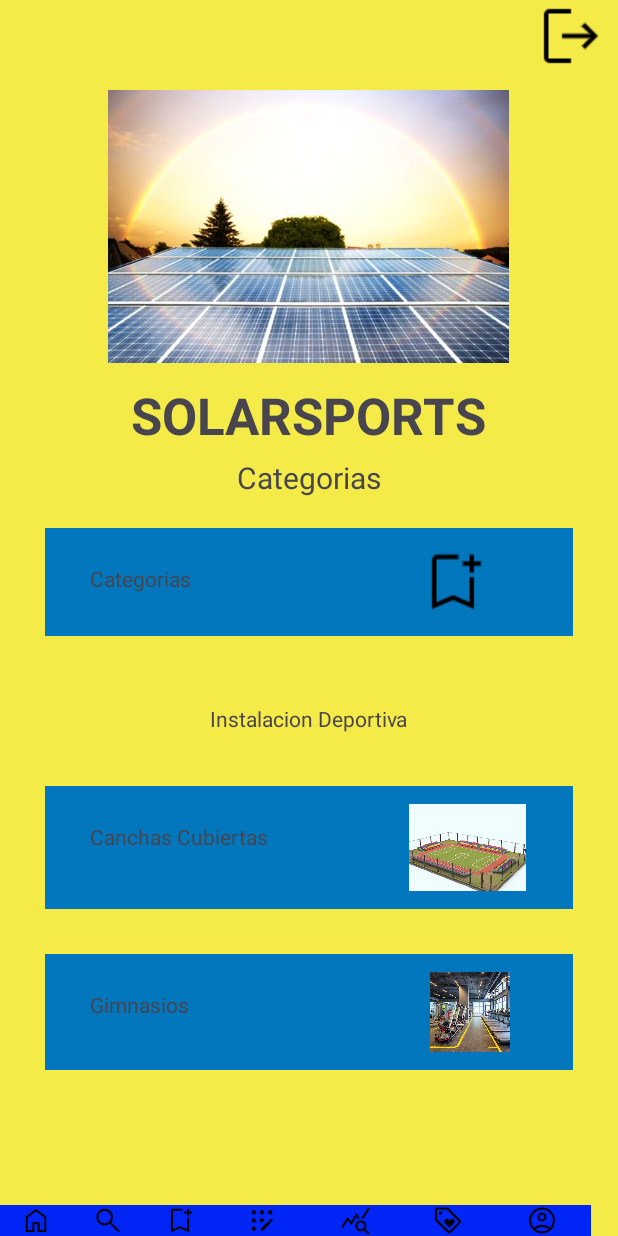
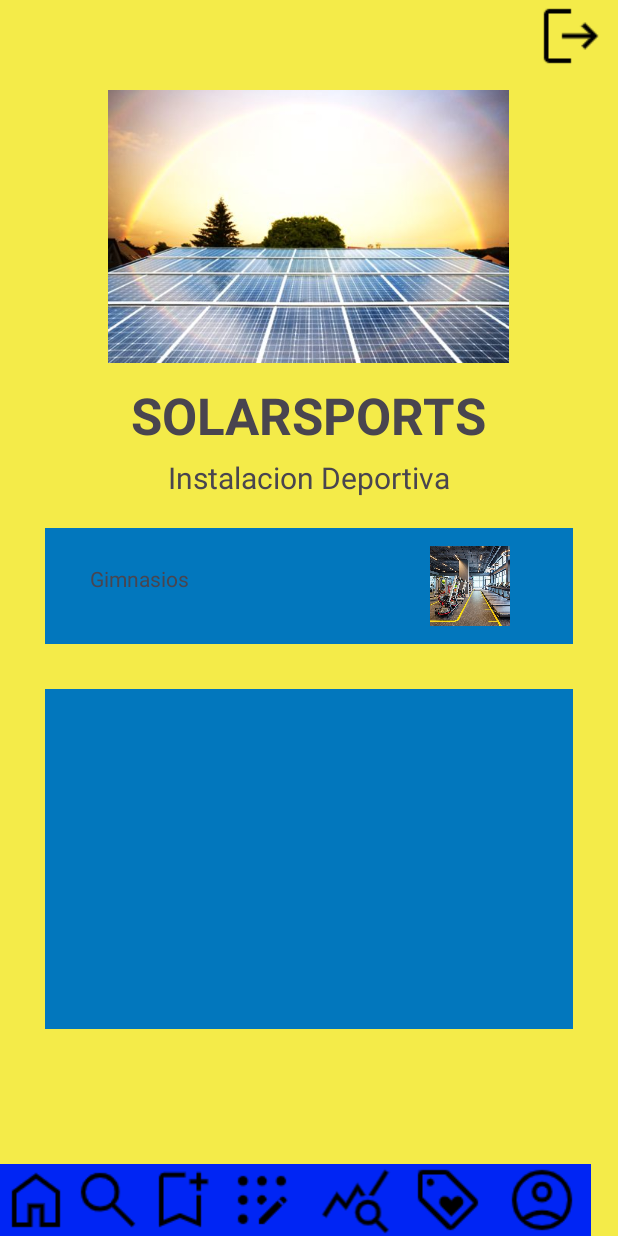
Before and after one commit to victormican/SolarSports, an Android app: the Categoria_GimnasiosActivity screen opened directly, with no data from a screen before it, on a phone screen of 412 x 824 dp. Run offline under Robolectric (Android 15) with nearby library versions, the light colour scheme and no system bars.

Commit message:
Version 1.0.8 Instalacion Deportiva

```diff
--- a/app/src/main/res/layout/activity_categoria_gimnasios.xml
+++ b/app/src/main/res/layout/activity_categoria_gimnasios.xml
@@ -47,83 +47,8 @@
         android:layout_width="wrap_content"
         android:layout_height="wrap_content"
         android:paddingBottom="10dp"
-        android:text="Categorias"
+        android:text="Instalacion Deportiva"
         android:textSize="20sp" />
-
-    <LinearLayout
-        android:layout_width="wrap_content"
-        android:layout_height="wrap_content"
-        android:layout_gravity="bottom"
-        android:layout_marginStart="30dp"
-        android:layout_marginTop="10dp"
-        android:layout_marginEnd="30dp"
-        android:layout_marginBottom="20dp"
-        android:layout_weight="0"
-        android:background="#0277BD"
-        android:backgroundTintMode="add"
-        android:orientation="horizontal"
-        android:paddingLeft="30dp"
-        android:paddingTop="12dp"
-        android:paddingBottom="12dp">
-
-        <TextView
-            android:id="@+id/textViewCategory2"
-            android:layout_width="186dp"
-            android:layout_height="wrap_content"
-            android:layout_weight="1"
-            android:paddingTop="12dp"
-            android:paddingBottom="12dp"
-            android:text="Categorias" />
-
-        <ImageView
-            android:id="@+id/imageViewCategory"
-            android:layout_width="184dp"
-            android:layout_height="wrap_content"
-            android:layout_weight="1"
-            app:srcCompat="@drawable/bookmark_add_fill0_wght400_grad0_opsz48" />
-
-    </LinearLayout>
-
-    <TextView
-        android:id="@+id/textView"
-        android:layout_width="wrap_content"
-        android:layout_height="wrap_content"
-        android:padding="25dp"
-        android:text="Instalacion Deportiva" />
-
-    <LinearLayout
-        android:layout_width="wrap_content"
-        android:layout_height="wrap_content"
-        android:layout_gravity="bottom"
-        android:layout_marginStart="30dp"
-        android:layout_marginTop="10dp"
-        android:layout_marginEnd="30dp"
-        android:layout_marginBottom="20dp"
-        android:layout_weight="0"
-        android:background="#0277BD"
-        android:backgroundTintMode="add"
-        android:orientation="horizontal"
-        android:paddingLeft="30dp"
-        android:paddingTop="12dp"
-        android:paddingBottom="12dp">
-
-        <TextView
-            android:id="@+id/textViewCategory2"
-            android:layout_width="186dp"
-            android:layout_height="wrap_content"
-            android:layout_weight="1"
-            android:paddingTop="12dp"
-            android:paddingBottom="12dp"
-            android:text="Canchas Cubiertas" />
-
-        <ImageView
-            android:id="@+id/imageView17"
-            android:layout_width="146dp"
-            android:layout_height="58dp"
-            android:layout_weight="1"
-            app:srcCompat="@drawable/d514eda8ecb3a0ad41f21106415768fc" />
-
-    </LinearLayout>
 
     <LinearLayout
         android:layout_width="wrap_content"
@@ -158,6 +83,22 @@
             app:srcCompat="@drawable/_b4fbe906c63b6cb3e95a30f1bc14dd6" />
 
     </LinearLayout>
+
+    <LinearLayout
+        android:layout_width="match_parent"
+        android:layout_height="match_parent"
+        android:layout_gravity="bottom"
+        android:layout_marginStart="30dp"
+        android:layout_marginTop="10dp"
+        android:layout_marginEnd="30dp"
+        android:layout_marginBottom="20dp"
+        android:layout_weight="1"
+        android:background="#0277BD"
+        android:backgroundTintMode="add"
+        android:orientation="horizontal"
+        android:paddingLeft="30dp"
+        android:paddingTop="12dp"
+        android:paddingBottom="12dp"/>
 
     <LinearLayout
         android:layout_width="wrap_content"
```
Also changed, not shown: app/src/main/res/layout/activity_categoria_canchas.xml (+5 -64 lines).
